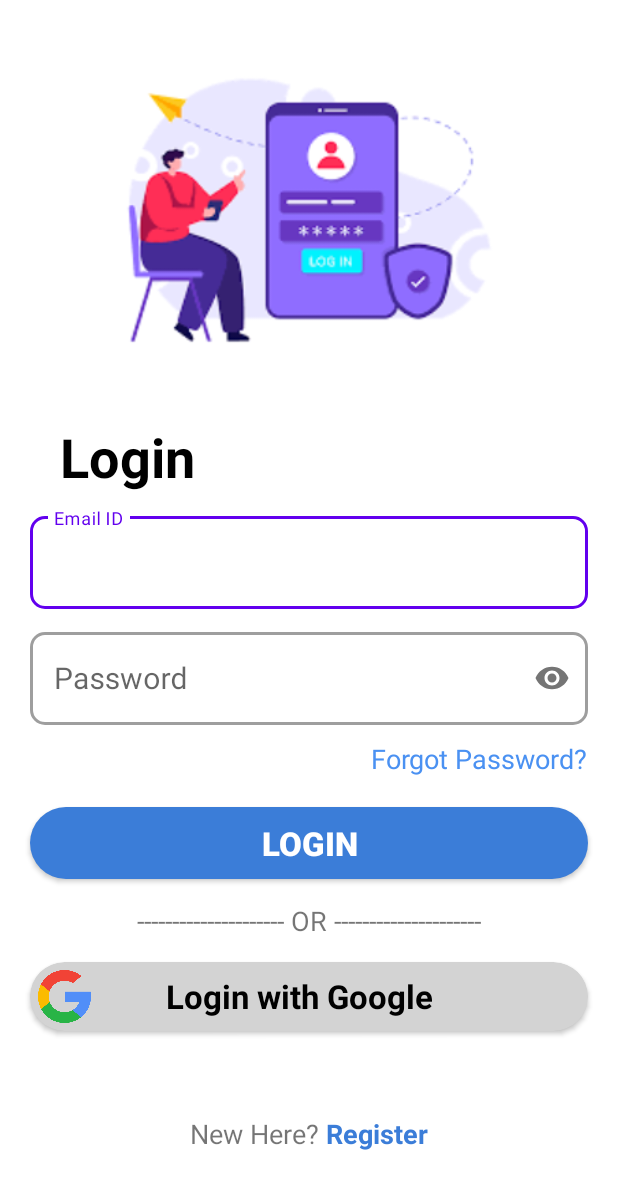
After one commit to Ritex12in/ByteVerse_The_Cyber_Savvy_Squad, an Android app: the SignInActivity screen opened directly, with no data from a screen before it, on a phone screen of 412 x 824 dp. The commit adds this screen. Shown: the top 1189 px of the screen. Run offline under Robolectric (Android 15) with nearby library versions, the phone set to English and light mode, and no system bars.

Commit message:
created sign in activity

```diff
--- a/TrashTracker/app/src/main/AndroidManifest.xml
+++ b/TrashTracker/app/src/main/AndroidManifest.xml
@@ -12,6 +12,9 @@
         android:theme="@style/Theme.TrashTracker"
         tools:targetApi="31">
         <activity
+            android:name=".activities.SignInActivity"
+            android:exported="false" />
+        <activity
             android:name=".activities.GetStartedActivity"
             android:exported="false" />
         <activity
@@ -25,7 +28,7 @@
         </activity>
         <activity
             android:name=".activities.MainActivity"
-            android:exported="true"></activity>
+            android:exported="true" />
     </application>
 
 </manifest>
--- a/TrashTracker/app/src/main/java/com/example/trashtracker/activities/GetStartedActivity.kt
+++ b/TrashTracker/app/src/main/java/com/example/trashtracker/activities/GetStartedActivity.kt
@@ -1,12 +1,20 @@
 package com.example.trashtracker.activities
 
+import android.content.Intent
 import androidx.appcompat.app.AppCompatActivity
 import android.os.Bundle
+import androidx.cardview.widget.CardView
 import com.example.trashtracker.R
 
 class GetStartedActivity : AppCompatActivity() {
     override fun onCreate(savedInstanceState: Bundle?) {
         super.onCreate(savedInstanceState)
         setContentView(R.layout.activity_get_started)
+
+        val getStartBtn: CardView = findViewById(R.id.cvGetStarted)
+        getStartBtn.setOnClickListener {
+            startActivity(Intent(this,SignInActivity::class.java))
+            finish()
+        }
     }
 }
--- /dev/null
+++ b/TrashTracker/app/src/main/java/com/example/trashtracker/activities/SignInActivity.kt
@@ -0,0 +1,12 @@
+package com.example.trashtracker.activities
+
+import androidx.appcompat.app.AppCompatActivity
+import android.os.Bundle
+import com.example.trashtracker.R
+
+class SignInActivity : AppCompatActivity() {
+    override fun onCreate(savedInstanceState: Bundle?) {
+        super.onCreate(savedInstanceState)
+        setContentView(R.layout.activity_sign_in)
+    }
+}
--- a/TrashTracker/app/src/main/java/com/example/trashtracker/activities/SplashActivity.kt
+++ b/TrashTracker/app/src/main/java/com/example/trashtracker/activities/SplashActivity.kt
@@ -12,7 +12,7 @@ class SplashActivity : AppCompatActivity() {
         setContentView(R.layout.activity_splash)
 
         Handler().postDelayed({
-            startActivity(Intent(this,MainActivity::class.java))
+            startActivity(Intent(this,GetStartedActivity::class.java))
             finish()
         },1500)
     }
--- /dev/null
+++ b/TrashTracker/app/src/main/res/drawable/button_bg.xml
@@ -0,0 +1,10 @@
+<?xml version="1.0" encoding="utf-8"?>
+<shape xmlns:android="http://schemas.android.com/apk/res/android"
+    android:shape="rectangle"
+    >
+    <solid
+        android:color="@color/blue_5"/>
+    <corners
+        android:radius="30dp"/>
+
+</shape>
--- /dev/null
+++ b/TrashTracker/app/src/main/res/layout/activity_sign_in.xml
@@ -0,0 +1,192 @@
+<?xml version="1.0" encoding="utf-8"?>
+<androidx.constraintlayout.widget.ConstraintLayout xmlns:android="http://schemas.android.com/apk/res/android"
+    xmlns:app="http://schemas.android.com/apk/res-auto"
+    xmlns:tools="http://schemas.android.com/tools"
+    android:layout_width="match_parent"
+    android:layout_height="match_parent"
+    tools:context=".activities.SignInActivity">
+
+    <ImageView
+        android:id="@+id/ivSinInLogo"
+        android:layout_width="350dp"
+        android:layout_height="280dp"
+        android:src="@drawable/sin_in_logo"
+        app:layout_constraintEnd_toEndOf="parent"
+        app:layout_constraintStart_toStartOf="parent"
+        app:layout_constraintTop_toTopOf="parent"
+        android:contentDescription="image" />
+    <TextView
+        android:id="@+id/tvLogin"
+        android:layout_width="wrap_content"
+        android:layout_height="wrap_content"
+        android:text="Login"
+        android:textSize="36sp"
+        android:textStyle="bold"
+        android:layout_marginStart="40dp"
+        android:textColor="@color/black"
+        app:layout_constraintTop_toBottomOf="@id/ivSinInLogo"
+        app:layout_constraintStart_toStartOf="parent"
+        />
+    <com.google.android.material.textfield.TextInputLayout
+        android:id="@+id/tilEmail"
+        android:layout_width="match_parent"
+        android:layout_height="wrap_content"
+        android:layout_marginStart="@dimen/start_end_margin"
+        android:layout_marginEnd="@dimen/start_end_margin"
+        android:layout_marginTop="10dp"
+        app:boxStrokeWidth="2dp"
+        app:boxCornerRadiusBottomEnd="@dimen/til_radius"
+        app:boxCornerRadiusBottomStart="@dimen/til_radius"
+        app:boxCornerRadiusTopEnd="@dimen/til_radius"
+        app:boxCornerRadiusTopStart="@dimen/til_radius"
+        app:layout_constraintEnd_toEndOf="parent"
+        app:layout_constraintStart_toStartOf="parent"
+        app:layout_constraintTop_toBottomOf="@id/tvLogin"
+        style="@style/Widget.MaterialComponents.TextInputLayout.OutlinedBox"
+        >
+        <EditText
+            android:id="@+id/etSinInEmail"
+            android:layout_width="match_parent"
+            android:layout_height="wrap_content"
+            android:inputType="textEmailAddress"
+            android:hint="Email ID"
+            android:textSize="@dimen/et_text_size"
+            />
+    </com.google.android.material.textfield.TextInputLayout>
+
+    <com.google.android.material.textfield.TextInputLayout
+        android:id="@+id/tilPassword"
+        android:layout_width="match_parent"
+        android:layout_height="wrap_content"
+        android:layout_marginStart="@dimen/start_end_margin"
+        android:layout_marginEnd="@dimen/start_end_margin"
+        android:layout_marginTop="10dp"
+        app:boxStrokeWidth="2dp"
+        app:passwordToggleEnabled="true"
+        app:boxCornerRadiusBottomEnd="@dimen/til_radius"
+        app:boxCornerRadiusBottomStart="@dimen/til_radius"
+        app:boxCornerRadiusTopEnd="@dimen/til_radius"
+        app:boxCornerRadiusTopStart="@dimen/til_radius"
+        app:layout_constraintEnd_toEndOf="parent"
+        app:layout_constraintStart_toStartOf="parent"
+        app:layout_constraintTop_toBottomOf="@id/tilEmail"
+        style="@style/Widget.MaterialComponents.TextInputLayout.OutlinedBox"
+        >
+        <EditText
+            android:id="@+id/etSinInPassword"
+            android:layout_width="match_parent"
+            android:layout_height="wrap_content"
+            android:inputType="textPassword"
+            android:hint="Password"
+            android:textSize="@dimen/et_text_size"
+            />
+    </com.google.android.material.textfield.TextInputLayout>
+    <TextView
+        android:id="@+id/tvForgotPassword"
+        android:layout_width="wrap_content"
+        android:layout_height="wrap_content"
+        app:layout_constraintTop_toBottomOf="@id/tilPassword"
+        app:layout_constraintEnd_toEndOf="parent"
+        android:layout_marginTop="10dp"
+        android:layout_marginEnd="20dp"
+        android:text="Forgot Password?"
+        android:textSize="18sp"
+        android:textColor="@color/blue_4"
+        />
+
+    <androidx.appcompat.widget.AppCompatButton
+        android:id="@+id/btnSignIn"
+        android:layout_width="match_parent"
+        android:layout_height="wrap_content"
+        app:layout_constraintTop_toBottomOf="@id/tvForgotPassword"
+        app:layout_constraintEnd_toEndOf="parent"
+        app:layout_constraintStart_toStartOf="parent"
+        android:layout_marginEnd="20dp"
+        android:layout_marginStart="20dp"
+        android:layout_marginTop="20dp"
+        android:background="@drawable/button_bg"
+        android:text="Login"
+        android:textColor="@color/white"
+        android:textSize="22sp"
+        android:textStyle="bold"
+        />
+
+    <TextView
+        android:id="@+id/tvOr"
+        android:layout_width="wrap_content"
+        android:layout_height="wrap_content"
+        android:layout_marginTop="15dp"
+        android:text="--------------------- OR ---------------------"
+        android:textSize="18sp"
+        app:layout_constraintEnd_toEndOf="parent"
+        app:layout_constraintStart_toStartOf="parent"
+        app:layout_constraintTop_toBottomOf="@id/btnSignIn" />
+
+    <androidx.cardview.widget.CardView
+        android:id="@+id/btnSignInWithGoogle"
+        android:layout_width="match_parent"
+        android:layout_height="wrap_content"
+        app:cardBackgroundColor="#D3D3D3"
+        app:cardCornerRadius="30dp"
+        app:layout_constraintTop_toBottomOf="@id/tvOr"
+        app:layout_constraintEnd_toEndOf="parent"
+        app:layout_constraintStart_toStartOf="parent"
+        android:layout_marginEnd="20dp"
+        android:layout_marginStart="20dp"
+        android:layout_marginTop="15dp">
+        <LinearLayout
+            android:layout_width="match_parent"
+            android:layout_height="match_parent"
+            android:orientation="horizontal"
+            >
+            <ImageView
+                android:layout_width="35dp"
+                android:layout_height="35dp"
+                android:src="@drawable/g_logo"
+                android:layout_marginTop="5dp"
+                android:layout_marginBottom="5dp"
+                android:layout_marginStart="5dp"
+                android:layout_marginEnd="50dp"
+                />
+            <TextView
+                android:layout_width="wrap_content"
+                android:layout_height="match_parent"
+                android:gravity="center"
+                android:text="Login with Google"
+                android:textSize="22sp"
+                android:textStyle="bold"
+                android:textColor="@color/black"
+                />
+        </LinearLayout>
+
+    </androidx.cardview.widget.CardView>
+    <LinearLayout
+        android:layout_width="match_parent"
+        android:layout_height="wrap_content"
+        android:orientation="horizontal"
+        android:gravity="center"
+        app:layout_constraintTop_toBottomOf="@id/btnSignInWithGoogle"
+        app:layout_constraintBottom_toBottomOf="parent"
+        app:layout_constraintEnd_toEndOf="parent"
+        app:layout_constraintStart_toStartOf="parent"
+        >
+        <TextView
+            android:id="@+id/tvNewHere"
+            android:layout_width="wrap_content"
+            android:layout_height="wrap_content"
+            android:text="New Here?"
+            android:textSize="18sp"
+            />
+
+        <TextView
+            android:id="@+id/tvRegister"
+            android:layout_width="wrap_content"
+            android:layout_height="wrap_content"
+            android:text=" Register"
+            android:textSize="18sp"
+            android:textStyle="bold"
+            android:textColor="@color/blue_5"
+            />
+    </LinearLayout>
+
+</androidx.constraintlayout.widget.ConstraintLayout>
--- /dev/null
+++ b/TrashTracker/app/src/main/res/values/dimens.xml
@@ -0,0 +1,6 @@
+<?xml version="1.0" encoding="utf-8"?>
+<resources>
+    <dimen name="et_text_size">20sp</dimen>
+    <dimen name="start_end_margin">20dp</dimen>
+    <dimen name="til_radius">10dp</dimen>
+</resources>
```
Also changed, not shown: TrashTracker/app/src/main/res/drawable/g_logo.png (added), TrashTracker/app/src/main/res/drawable/sin_in_logo.png (added).
